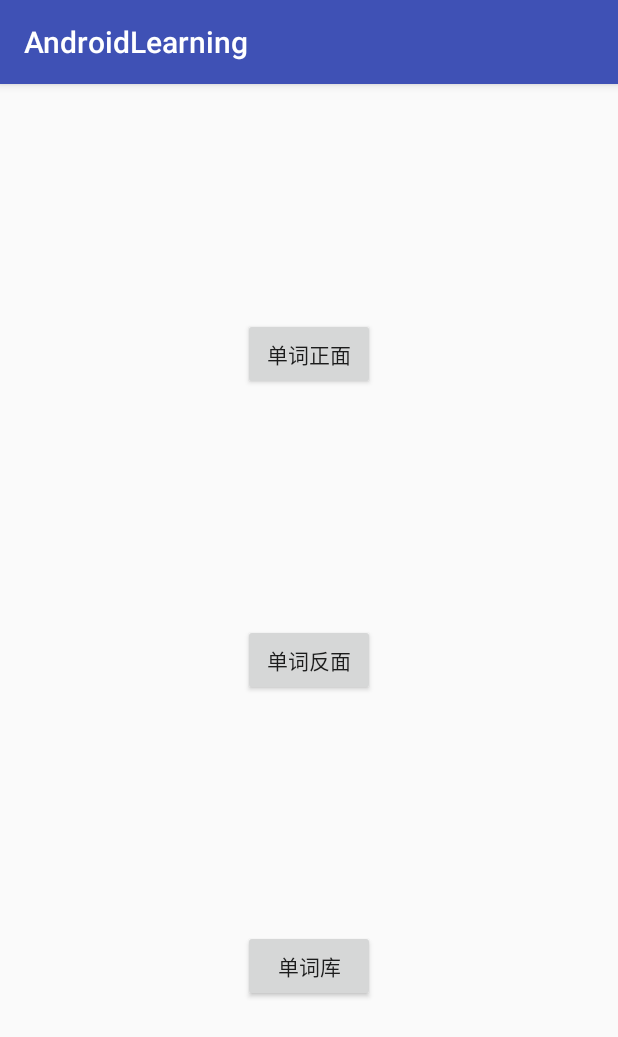
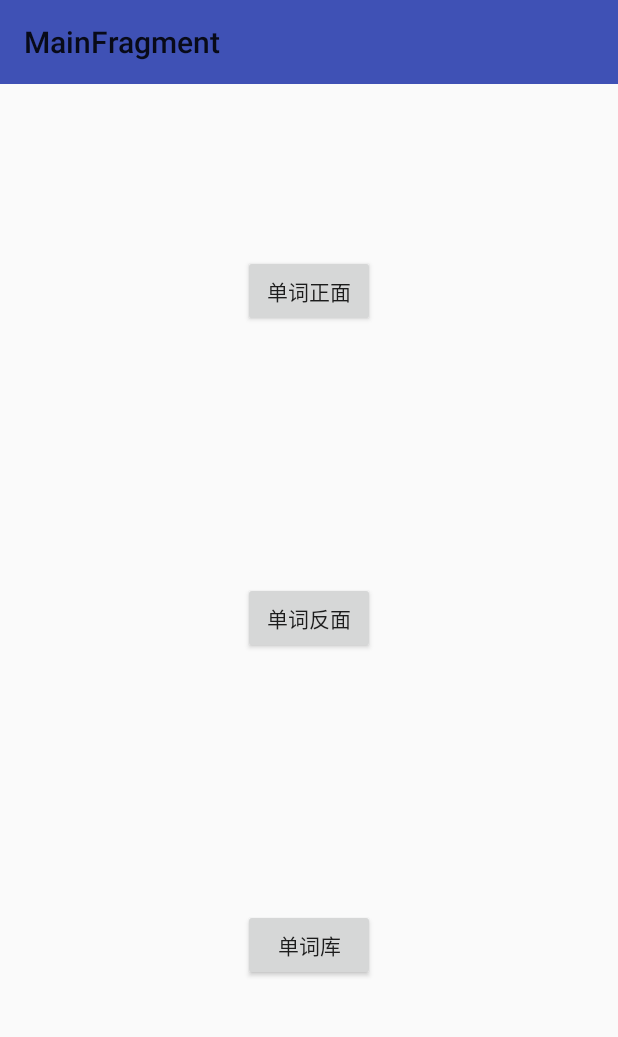
Before and after one commit to bovink/AndroidLearning, an Android app: the screen it shows after launch (MainActivity), on a phone screen of 412 x 824 dp. Shown: the top 1037 px of the screen. Run offline under Robolectric (Android 15) with nearby library versions, the phone set to English and light mode, and no system bars; our stand-ins replace navigation-ui.

Commit message:
添加工具栏导航UI

```diff
--- a/app/src/main/java/com/bovink/androidlearning/MainActivity.kt
+++ b/app/src/main/java/com/bovink/androidlearning/MainActivity.kt
@@ -2,10 +2,21 @@ package com.bovink.androidlearning
 
 import android.os.Bundle
 import androidx.appcompat.app.AppCompatActivity
+import androidx.appcompat.widget.Toolbar
+import androidx.navigation.fragment.NavHostFragment
+import androidx.navigation.ui.AppBarConfiguration
+import androidx.navigation.ui.setupWithNavController
 
 class MainActivity : AppCompatActivity() {
+
     override fun onCreate(savedInstanceState: Bundle?) {
         super.onCreate(savedInstanceState)
         setContentView(R.layout.activity_main)
+
+        val fragment = supportFragmentManager.findFragmentById(R.id.fragment2) as NavHostFragment
+        val navController = fragment.navController
+        val appBarConfiguration = AppBarConfiguration(navController.graph)
+        findViewById<Toolbar>(R.id.toolbar)
+                .setupWithNavController(navController, appBarConfiguration)
     }
 }
--- a/app/src/main/java/com/bovink/androidlearning/MainFragment.kt
+++ b/app/src/main/java/com/bovink/androidlearning/MainFragment.kt
@@ -6,6 +6,7 @@ import android.widget.Button
 import androidx.fragment.app.Fragment
 import androidx.navigation.Navigation
 import androidx.navigation.fragment.NavHostFragment
+import androidx.navigation.ui.NavigationUI
 
 /**
  * @author bovink
@@ -29,5 +30,6 @@ class MainFragment : Fragment(R.layout.frag_main) {
 
             nav.navigate(R.id.action_mainFragment3_to_wordLibFragment)
         }
+
     }
 }
--- a/app/src/main/res/layout/activity_main.xml
+++ b/app/src/main/res/layout/activity_main.xml
@@ -7,6 +7,18 @@
     android:layout_height="match_parent"
     tools:context="com.bovink.androidlearning.MainActivity">
 
+    <androidx.appcompat.widget.Toolbar
+        android:id="@+id/toolbar"
+        android:layout_width="match_parent"
+        android:layout_height="wrap_content"
+        android:background="?attr/colorPrimary"
+        android:minHeight="?attr/actionBarSize"
+        android:theme="?attr/actionBarTheme"
+        app:layout_constraintEnd_toEndOf="parent"
+        app:layout_constraintHorizontal_bias="0.5"
+        app:layout_constraintStart_toStartOf="parent"
+        app:layout_constraintTop_toTopOf="parent" />
+
     <androidx.fragment.app.FragmentContainerView
         android:id="@+id/fragment2"
         android:name="androidx.navigation.fragment.NavHostFragment"
@@ -15,5 +27,7 @@
         app:defaultNavHost="true"
         app:navGraph="@navigation/nav_graph"
         tools:layout_editor_absoluteX="195dp"
-        tools:layout_editor_absoluteY="356dp" />
+        tools:layout_editor_absoluteY="356dp">
+
+    </androidx.fragment.app.FragmentContainerView>
 </androidx.constraintlayout.widget.ConstraintLayout>
--- a/app/src/main/res/values/styles.xml
+++ b/app/src/main/res/values/styles.xml
@@ -1,7 +1,7 @@
 <resources>
 
     <!-- Base application theme. -->
-    <style name="AppTheme" parent="Theme.AppCompat.Light.DarkActionBar">
+    <style name="AppTheme" parent="Theme.AppCompat.Light.NoActionBar">
         <!-- Customize your theme here. -->
         <item name="colorPrimary">@color/colorPrimary</item>
         <item name="colorPrimaryDark">@color/colorPrimaryDark</item>
```
